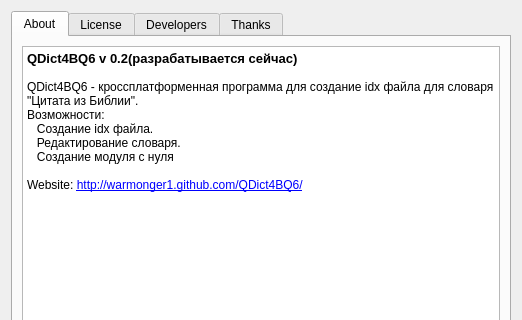
Before: the Qt Designer form src/dialogs/about/about.ui in WarmongeR1/QDict4BQ6, drawn with Qt 5; both pictures show x 0 to 522 and y 0 to 320 of the 522 by 509 pixel window.
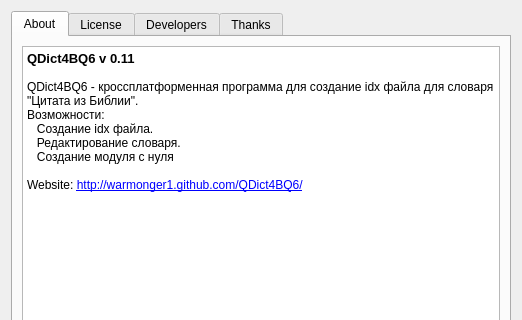
After: the same form once the commit is applied. The open tabs and pages were chosen to show the change. Icons and pictures are not drawn.

```diff
--- a/src/dialogs/about/about.ui
+++ b/src/dialogs/about/about.ui
@@ -34,7 +34,7 @@
 &lt;table border=&quot;0&quot; style=&quot;-qt-table-type: root; margin-top:4px; margin-bottom:4px; margin-left:4px; margin-right:4px;&quot;&gt;
 &lt;tr&gt;
 &lt;td style=&quot;border: none;&quot;&gt;
-&lt;p style=&quot; margin-top:0px; margin-bottom:0px; margin-left:0px; margin-right:0px; -qt-block-indent:0; text-indent:0px;&quot;&gt;&lt;span style=&quot; font-family:'DejaVu Sans'; font-size:10pt; font-weight:600;&quot;&gt;QDict4BQ6 v 0.2(разрабатывается сейчас) &lt;/span&gt;&lt;img src=&quot;:/banners/banners/globe-small.png&quot; /&gt;&lt;/p&gt;
+&lt;p style=&quot; margin-top:0px; margin-bottom:0px; margin-left:0px; margin-right:0px; -qt-block-indent:0; text-indent:0px;&quot;&gt;&lt;span style=&quot; font-family:'DejaVu Sans'; font-size:10pt; font-weight:600;&quot;&gt;QDict4BQ6 v 0.11 &lt;/span&gt;&lt;img src=&quot;:/banners/banners/globe-small.png&quot; /&gt;&lt;/p&gt;
 &lt;p style=&quot;-qt-paragraph-type:empty; margin-top:0px; margin-bottom:0px; margin-left:0px; margin-right:0px; -qt-block-indent:0; text-indent:0px;&quot;&gt;&lt;/p&gt;
 &lt;p style=&quot; margin-top:0px; margin-bottom:0px; margin-left:0px; margin-right:0px; -qt-block-indent:0; text-indent:0px;&quot;&gt;QDict4BQ6 - кроссплатформенная программа для создание idx файла для словаря &amp;quot;Цитата из Библии&amp;quot;.&lt;/p&gt;
 &lt;p style=&quot; margin-top:0px; margin-bottom:0px; margin-left:0px; margin-right:0px; -qt-block-indent:0; text-indent:0px;&quot;&gt;Возможности:&lt;/p&gt;
```
Left out of the diff: 2 changed lines with no effect on the pictures.
